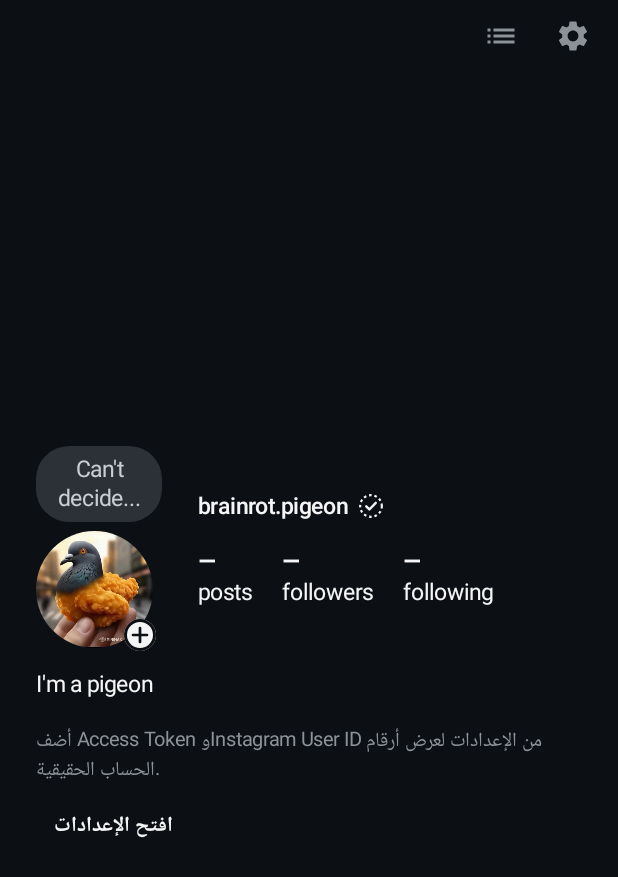
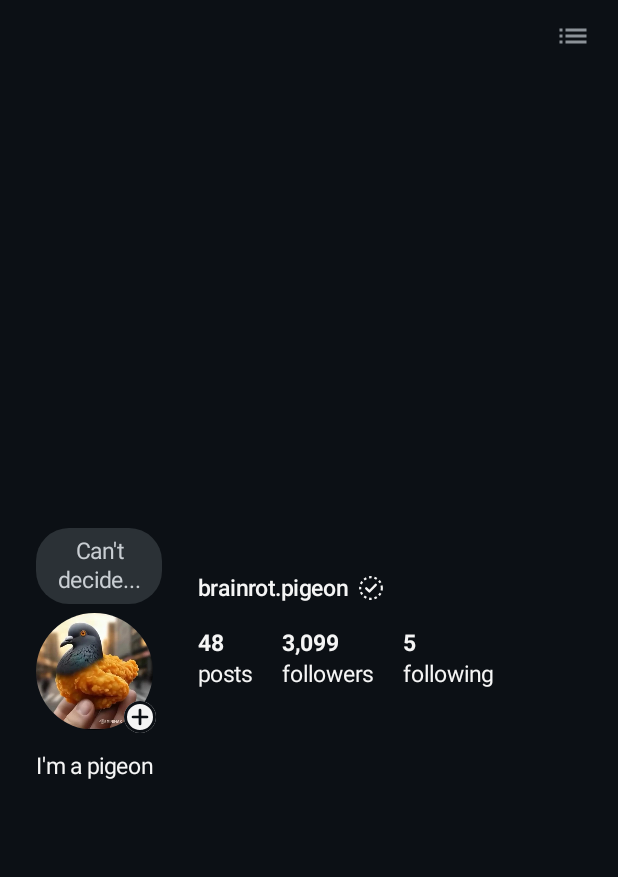
Before and after one commit to DevGBX9/Android-app, an Android app built with Jetpack Compose: the screen it shows after launch (MainActivity), after a tap on "رجوع", on a phone screen of 412 x 824 dp. Shown: the top 877 px of the screen. Run offline under Robolectric (Android 15) with nearby library versions, the phone set to English and light mode, and no system bars; pictures from the network do not load; 2 other taps on this screen came first.

Commit message:
Embed the Instagram token and remove the settings screen
The app is personal, so the access token and IG user id are compiled in as
BuildConfig defaults and there is no UI to edit them; the profile hint, the
settings tab and its screen/viewmodel are gone.

```diff
--- a/android/app/src/main/java/com/brainrot/pigeon/MainActivity.kt
+++ b/android/app/src/main/java/com/brainrot/pigeon/MainActivity.kt
@@ -40,7 +40,6 @@ class MainActivity : ComponentActivity() {
         when (intent?.getStringExtra(EXTRA_TAB)) {
             AppTab.PROFILE.name -> AppTab.PROFILE
             AppTab.SAVED.name -> AppTab.SAVED
-            AppTab.SETTINGS.name -> AppTab.SETTINGS
             else -> null
         }
 
--- a/android/app/src/main/java/com/brainrot/pigeon/data/ProfileRepository.kt
+++ b/android/app/src/main/java/com/brainrot/pigeon/data/ProfileRepository.kt
@@ -28,8 +28,8 @@ private const val GRAPH_FIELDS =
     "id,username,name,profile_picture_url,biography,followers_count,follows_count,media_count"
 
 /**
- * يجيب بيانات الحساب مباشرة من Instagram Graph API بالتوكن اللي يدخله المستخدم
- * في الإعدادات (بدون بروكسي أو مفتاح وسيط).
+ * يجيب بيانات الحساب مباشرة من Instagram Graph API بالتوكن المدمج في البناء
+ * (بدون بروكسي أو مفتاح وسيط وبدون شاشة إعدادات).
  * - يبدأ ببيانات محفوظة على الجهاز (أو القيم الاحتياطية).
  * - يمنع تراكم الطلبات بـ Mutex + أقل فاصل زمني بين طلبين.
  * - يوقف نفسه إذا رفض Graph التوكن (401/403 أو رمز 190) بدل ما يضرب كل 30 ثانية،
@@ -71,7 +71,7 @@ class ProfileRepository(
             }
     }
 
-    /** يعيد التفعيل بعد تعديل التوكن أو الـ User ID من الإعدادات. */
+    /** يعيد تفعيل الطلبات بعد توقفها (يُستدعى عند كل عودة للتطبيق). */
     fun reset() {
         apiDisabled = false
         lastRequestAt = 0L
--- a/android/app/src/main/java/com/brainrot/pigeon/data/SettingsRepository.kt
+++ b/android/app/src/main/java/com/brainrot/pigeon/data/SettingsRepository.kt
@@ -1,18 +1,19 @@
 package com.brainrot.pigeon.data
 
 import android.content.Context
-import androidx.datastore.preferences.core.edit
 import androidx.datastore.preferences.core.stringPreferencesKey
 import com.brainrot.pigeon.BuildConfig
 import kotlinx.coroutines.flow.Flow
 import kotlinx.coroutines.flow.first
 import kotlinx.coroutines.flow.map
 
-private val IG_USER_ID_KEY = stringPreferencesKey("ig_user_id")
-private val IG_TOKEN_KEY = stringPreferencesKey("ig_access_token")
 private val R2_ENDPOINT_KEY = stringPreferencesKey("r2_upload_endpoint")
 private val R2_TOKEN_KEY = stringPreferencesKey("r2_token")
 
+/**
+ * التطبيق شخصي: توكن إنستغرام وUser ID مدمجان في البناء ولا يمكن تعديلهما
+ * من داخل التطبيق. لا توجد شاشة إعدادات.
+ */
 data class AppSettings(
     val igUserId: String,
     val accessToken: String,
@@ -24,9 +25,8 @@ class SettingsRepository(private val context: Context) {
 
     val settings: Flow<AppSettings> = context.settingsStore.data.map { prefs ->
         AppSettings(
-            igUserId = prefs[IG_USER_ID_KEY]?.trim()?.takeIf { it.isNotEmpty() }
-                ?: BuildConfig.DEFAULT_IG_USER_ID,
-            accessToken = prefs[IG_TOKEN_KEY]?.trim().orEmpty(),
+            igUserId = BuildConfig.DEFAULT_IG_USER_ID,
+            accessToken = BuildConfig.DEFAULT_IG_ACCESS_TOKEN,
             r2UploadEndpoint = prefs[R2_ENDPOINT_KEY]?.trim()
                 ?: BuildConfig.DEFAULT_R2_ENDPOINT,
             r2Token = prefs[R2_TOKEN_KEY].orEmpty(),
@@ -34,18 +34,4 @@ class SettingsRepository(private val context: Context) {
     }
 
     suspend fun current(): AppSettings = settings.first()
-
-    suspend fun save(
-        igUserId: String,
-        accessToken: String,
-        r2UploadEndpoint: String,
-        r2Token: String,
-    ) {
-        context.settingsStore.edit { prefs ->
-            prefs[IG_USER_ID_KEY] = igUserId.trim()
-            prefs[IG_TOKEN_KEY] = accessToken.trim()
-            prefs[R2_ENDPOINT_KEY] = r2UploadEndpoint.trim()
-            prefs[R2_TOKEN_KEY] = r2Token.trim()
-        }
-    }
 }
--- a/android/app/src/main/java/com/brainrot/pigeon/ui/ProfileScreen.kt
+++ b/android/app/src/main/java/com/brainrot/pigeon/ui/ProfileScreen.kt
@@ -7,14 +7,11 @@ import androidx.compose.foundation.layout.fillMaxWidth
 import androidx.compose.foundation.layout.padding
 import androidx.compose.foundation.layout.widthIn
 import androidx.compose.material3.Text
-import androidx.compose.material3.TextButton
 import androidx.compose.runtime.Composable
 import androidx.compose.runtime.getValue
 import androidx.compose.ui.Alignment
 import androidx.compose.ui.Modifier
 import androidx.compose.ui.platform.LocalContext
-import androidx.compose.ui.res.stringResource
-import androidx.compose.ui.text.font.FontWeight
 import androidx.compose.ui.unit.dp
 import androidx.compose.ui.unit.sp
 import androidx.lifecycle.Lifecycle
@@ -24,34 +21,24 @@ import androidx.lifecycle.viewmodel.compose.viewModel
 import androidx.lifecycle.viewmodel.initializer
 import androidx.lifecycle.viewmodel.viewModelFactory
 import com.brainrot.pigeon.AppContainer
-import com.brainrot.pigeon.R
 import com.brainrot.pigeon.data.PROFILE_PAGE_URL
 import com.brainrot.pigeon.ui.components.ProfileCard
-import com.brainrot.pigeon.ui.theme.TextMuted
 import com.brainrot.pigeon.ui.theme.TextPrimary
 import com.brainrot.pigeon.ui.util.openExternal
 
 @Composable
-fun ProfileRoute(container: AppContainer, onOpenSettings: () -> Unit) {
+fun ProfileRoute(container: AppContainer) {
     val viewModel: ProfileViewModel = viewModel(
         factory = viewModelFactory {
             initializer {
-                ProfileViewModel(container.profile, container.avatars, container.settings)
+                ProfileViewModel(container.profile, container.avatars)
             }
         },
     )
 
     val profile by viewModel.profile.collectAsStateWithLifecycle()
     val avatar by viewModel.avatar.collectAsStateWithLifecycle()
-    val configured by viewModel.configured.collectAsStateWithLifecycle()
     val context = LocalContext.current
-
-    // بدون توكن نعرض شرطات بدل الأرقام الاحتياطية حتى ما تختلط بالأرقام الحقيقية.
-    val shown = if (configured) {
-        profile
-    } else {
-        profile.copy(posts = null, followers = null, following = null)
-    }
 
     LifecycleEventEffect(Lifecycle.Event.ON_RESUME) { viewModel.onForeground() }
 
@@ -67,7 +54,7 @@ fun ProfileRoute(container: AppContainer, onOpenSettings: () -> Unit) {
                 .widthIn(max = 430.dp),
         ) {
             ProfileCard(
-                profile = shown,
+                profile = profile,
                 avatar = avatar,
                 onAvatarLanded = viewModel::onAvatarLanded,
                 onAvatarClick = { openExternal(context, PROFILE_PAGE_URL) },
@@ -80,27 +67,6 @@ fun ProfileRoute(container: AppContainer, onOpenSettings: () -> Unit) {
                 lineHeight = 20.sp,
                 modifier = Modifier.padding(top = 14.dp),
             )
-
-            if (!configured) {
-                Text(
-                    text = stringResource(R.string.profile_setup_body),
-                    color = TextMuted,
-                    fontSize = 13.sp,
-                    lineHeight = 19.sp,
-                    modifier = Modifier.padding(top = 18.dp),
-                )
-                TextButton(
-                    onClick = onOpenSettings,
-                    modifier = Modifier.padding(top = 2.dp),
-                ) {
-                    Text(
-                        text = stringResource(R.string.profile_setup_cta),
-                        color = TextPrimary,
-                        fontSize = 14.sp,
-                        fontWeight = FontWeight.SemiBold,
-                    )
-                }
-            }
         }
     }
 }
--- a/android/app/src/main/java/com/brainrot/pigeon/ui/ProfileViewModel.kt
+++ b/android/app/src/main/java/com/brainrot/pigeon/ui/ProfileViewModel.kt
@@ -6,17 +6,14 @@ import androidx.lifecycle.viewModelScope
 import com.brainrot.pigeon.data.AvatarLoader
 import com.brainrot.pigeon.data.Profile
 import com.brainrot.pigeon.data.ProfileRepository
-import com.brainrot.pigeon.data.SettingsRepository
 import kotlinx.coroutines.Job
 import kotlinx.coroutines.delay
 import kotlinx.coroutines.flow.MutableStateFlow
-import kotlinx.coroutines.flow.SharingStarted
 import kotlinx.coroutines.flow.StateFlow
 import kotlinx.coroutines.flow.asStateFlow
 import kotlinx.coroutines.flow.collect
 import kotlinx.coroutines.flow.distinctUntilChanged
 import kotlinx.coroutines.flow.map
-import kotlinx.coroutines.flow.stateIn
 import kotlinx.coroutines.isActive
 import kotlinx.coroutines.launch
 
@@ -30,16 +27,9 @@ data class AvatarUiState(
 class ProfileViewModel(
     private val repository: ProfileRepository,
     private val avatars: AvatarLoader,
-    settings: SettingsRepository,
 ) : ViewModel() {
 
     val profile: StateFlow<Profile> = repository.profile
-
-    /** هل يوجد توكن وUser ID؟ لو لا، نعرض تلميح بدل أرقام احتياطية. */
-    val configured: StateFlow<Boolean> = settings.settings
-        .map { it.igUserId.isNotBlank() && it.accessToken.isNotBlank() }
-        .distinctUntilChanged()
-        .stateIn(viewModelScope, SharingStarted.WhileSubscribed(5_000), false)
 
     private val _avatar = MutableStateFlow(AvatarUiState())
     val avatar: StateFlow<AvatarUiState> = _avatar.asStateFlow()
@@ -100,6 +90,8 @@ class ProfileViewModel(
 
     /** تحديث فوري عند رجوع التطبيق للواجهة، مع احترام أقل فاصل بين الطلبات. */
     fun onForeground() {
+        // نعيد تفعيل الطلبات عند كل عودة للتطبيق حتى لو رفض Graph التوكن سابقاً.
+        repository.reset()
         viewModelScope.launch { repository.refresh(minGapMs = 3_000L) }
     }
 
--- a/android/app/src/main/java/com/brainrot/pigeon/ui/Root.kt
+++ b/android/app/src/main/java/com/brainrot/pigeon/ui/Root.kt
@@ -13,7 +13,6 @@ import androidx.compose.foundation.layout.width
 import androidx.compose.material.icons.Icons
 import androidx.compose.material.icons.automirrored.filled.ArrowBack
 import androidx.compose.material.icons.filled.List
-import androidx.compose.material.icons.filled.Settings
 import androidx.compose.material3.Icon
 import androidx.compose.material3.IconButton
 import androidx.compose.material3.Scaffold
@@ -39,12 +38,11 @@ import com.brainrot.pigeon.ui.theme.TextPrimary
 enum class AppTab(val labelRes: Int) {
     PROFILE(R.string.tab_profile),
     SAVED(R.string.tab_saved),
-    SETTINGS(R.string.tab_settings),
 }
 
 /**
- * بدون شريط تنقل سفلي: شاشة الحساب هي الأساس، وأزرار صغيرة أعلى اليمين
- * للمحفوظات والإعدادات، وسهم رجوع داخل الشاشتين.
+ * بدون شريط تنقل سفلي وبدون شاشة إعدادات: شاشة الحساب هي الأساس، وأيقونة واحدة
+ * أعلى اليمين للمحفوظات، وسهم رجوع داخل شاشة المحفوظات.
  */
 @Composable
 fun PigeonRoot(container: AppContainer, requestedTab: AppTab) {
@@ -52,14 +50,7 @@ fun PigeonRoot(container: AppContainer, requestedTab: AppTab) {
 
     LaunchedEffect(requestedTab) { tab = requestedTab }
 
-    // نرجّع التحديث عند العودة للحساب (مثلاً بعد حفظ توكن جديد).
-    LaunchedEffect(tab) {
-        if (tab == AppTab.PROFILE) {
-            container.profile.reset()
-            runCatching { container.profile.refresh(minGapMs = 0L) }
-        }
-    }
-
+    // عند العودة إلى شاشة الحساب لا نوقف التحديث: التوكن مدمج وثابت.
     BackHandler(enabled = tab != AppTab.PROFILE) { tab = AppTab.PROFILE }
 
     Scaffold(
@@ -78,12 +69,8 @@ fun PigeonRoot(container: AppContainer, requestedTab: AppTab) {
                 .padding(padding),
         ) {
             when (tab) {
-                AppTab.PROFILE -> ProfileRoute(
-                    container = container,
-                    onOpenSettings = { tab = AppTab.SETTINGS },
-                )
+                AppTab.PROFILE -> ProfileRoute(container)
                 AppTab.SAVED -> SavedRoute(container)
-                AppTab.SETTINGS -> SettingsRoute(container)
             }
         }
     }
@@ -131,13 +118,6 @@ private fun TopActions(
                     tint = TextMuted,
                 )
             }
-            IconButton(onClick = { onOpen(AppTab.SETTINGS) }) {
-                Icon(
-                    imageVector = Icons.Filled.Settings,
-                    contentDescription = stringResource(R.string.tab_settings),
-                    tint = TextMuted,
-                )
-            }
         }
     }
 }
--- a/android/app/src/main/res/values/strings.xml
+++ b/android/app/src/main/res/values/strings.xml
@@ -5,11 +5,7 @@
 
     <string name="tab_profile">الملف</string>
     <string name="tab_saved">المحفوظات</string>
-    <string name="tab_settings">الإعدادات</string>
     <string name="action_back">رجوع</string>
-
-    <string name="profile_setup_body">أضف Access Token وInstagram User ID من الإعدادات لعرض أرقام الحساب الحقيقية.</string>
-    <string name="profile_setup_cta">افتح الإعدادات</string>
 
     <string name="saved_empty_title">ما في شي محفوظ بعد</string>
     <string name="saved_empty_body">شارك رابط Reel أو فيديو TikTok من تطبيق إنستغرام أو TikTok واختَر brainrot.pigeon، ورح ينحفظ هون.</string>
@@ -28,19 +24,6 @@
     <string name="share_saved_many">تم حفظ %1$d عناصر في brainrot.pigeon</string>
     <string name="share_nothing">ما لقيت رابط أو ملف صالح باللي انشارك</string>
 
-    <string name="settings_title">الإعدادات</string>
-    <string name="settings_ig_user">Instagram User ID</string>
-    <string name="settings_ig_user_hint">17841438848736931</string>
-    <string name="settings_token">Access Token</string>
-    <string name="settings_token_help">التوكن من Meta for Developers (صلاحية instagram_basic). يُحفظ على جهازك فقط، ويُرسل مباشرة إلى graph.facebook.com بدون أي وسيط.</string>
-    <string name="settings_r2_section">رفع الملفات إلى R2 (اختياري)</string>
-    <string name="settings_r2">عنوان رفع R2</string>
-    <string name="settings_r2_hint">https://example.workers.dev/r2/upload</string>
-    <string name="settings_r2_token">توكن رفع R2 (اختياري)</string>
-    <string name="settings_save">حفظ</string>
-    <string name="settings_saved">تم الحفظ</string>
-    <string name="settings_note">أسرار R2 الأفضل تبقى في Worker سيرفر-سايد. التوكن أعلاه يخص إنستغرام فقط ويبقى على الجهاز.</string>
-
     <string name="action_open_profile">فتح حساب إنستغرام</string>
     <string name="action_refresh">تحديث</string>
 </resources>
```
Also changed, not shown: android/app/build.gradle.kts (+8 -2 lines), android/app/src/main/java/com/brainrot/pigeon/ui/SettingsScreen.kt (deleted, +0 -185 lines), android/app/src/main/java/com/brainrot/pigeon/ui/SettingsViewModel.kt (deleted, +0 -59 lines), 2 other files.
